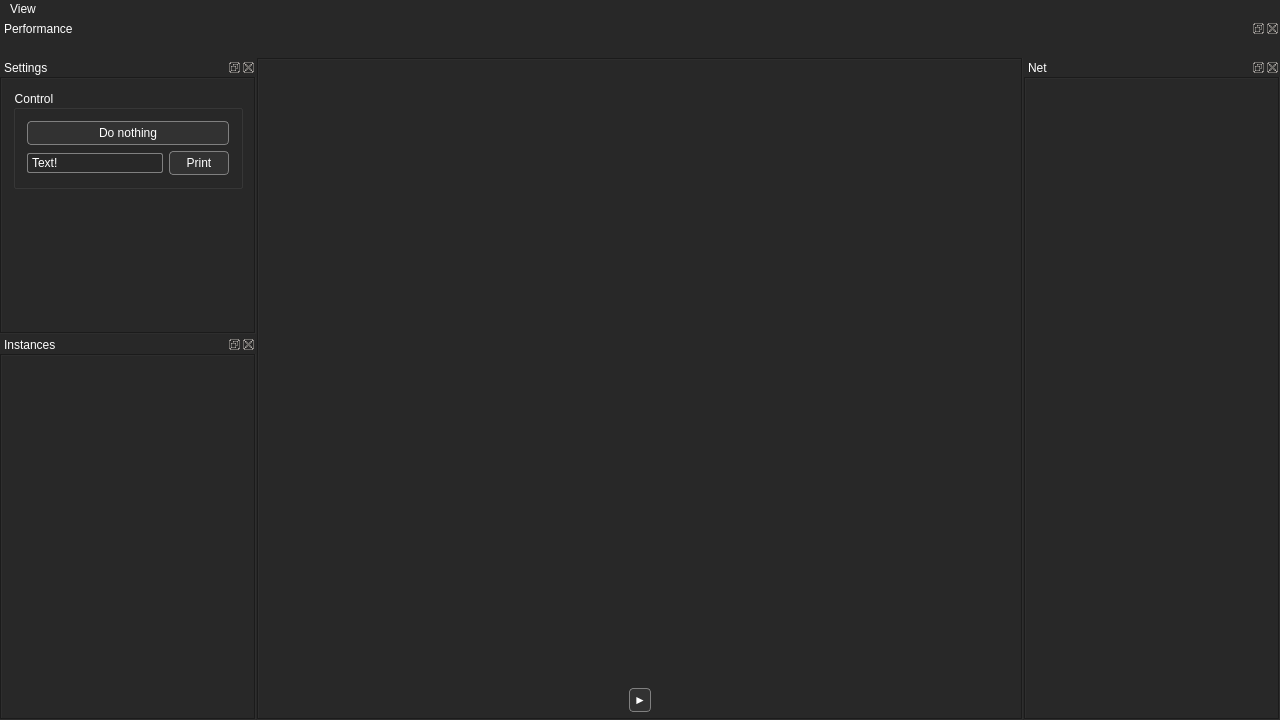
First picture: the form in mainwindow.ui, repository mario-holubar/OutliNE, before the edit.
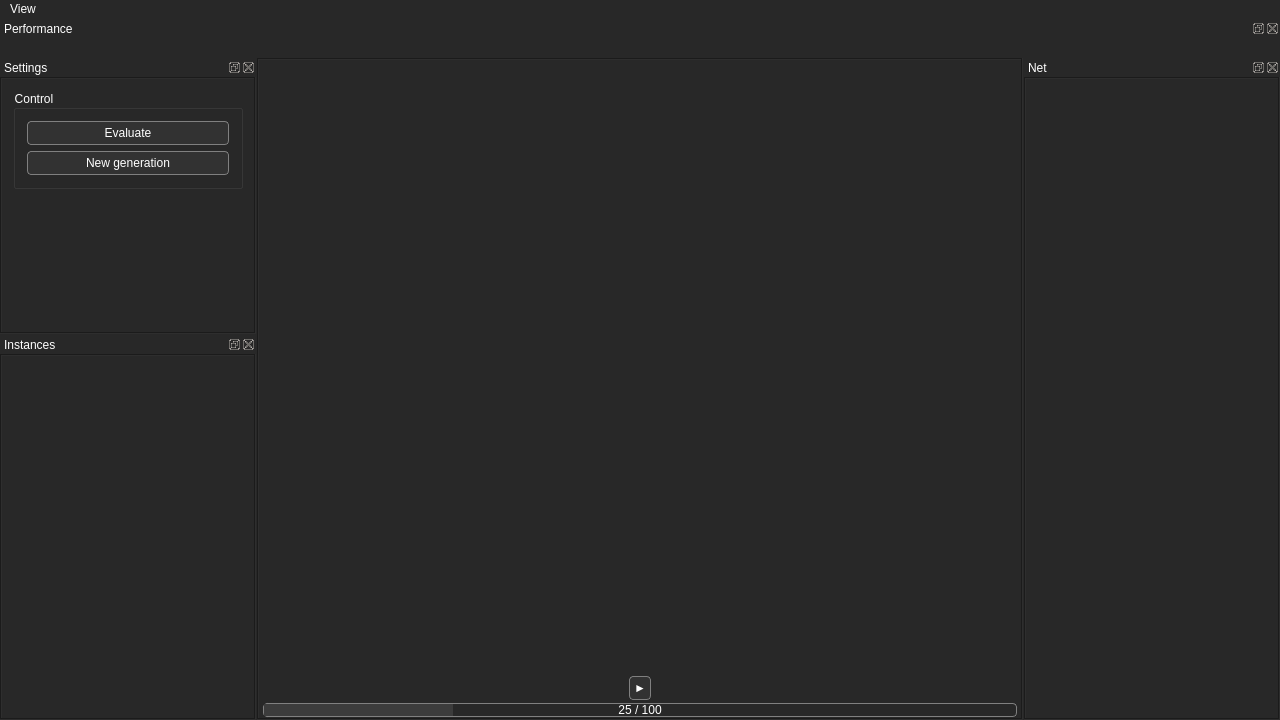
Second picture: the form after the edit. Custom widgets are drawn as their Qt base class.

```diff
--- a/mainwindow.ui
+++ b/mainwindow.ui
@@ -131,12 +131,28 @@
 	margin-left: 2px;
 }
 
+QTableView QTableCornerButton::section {
+	background: #282828;
+}
+
 /*QScrollBar {
 	border: 1px solid #242424;
 }
 QScrollBar::add-page {
 	background: none;
-}*/</string>
+}*/
+
+QProgressBar {
+	background-color: #282828;
+	height: 8px;
+	border: 1px solid gray;
+	border-radius: 4px;
+	margin: 1px 4px;
+}
+QProgressBar::chunk {
+	background-color: #3c3c3c;
+	margin: -1px;
+}</string>
   </property>
   <property name="locale">
    <locale language="English" country="UnitedStates"/>
@@ -182,6 +198,19 @@
        <property name="spacing">
         <number>0</number>
        </property>
+       <item row="2" column="0">
+        <widget class="QProgressBar" name="progressBar">
+         <property name="value">
+          <number>25</number>
+         </property>
+         <property name="alignment">
+          <set>Qt::AlignCenter</set>
+         </property>
+         <property name="format">
+          <string> %v / %m </string>
+         </property>
+        </widget>
+       </item>
        <item row="0" column="0">
         <widget class="QGraphicsView" name="mainView">
          <property name="frameShape">
@@ -223,16 +252,16 @@
          </property>
          <layout class="QHBoxLayout" name="horizontalLayout_3">
           <property name="leftMargin">
-           <number>6</number>
+           <number>0</number>
           </property>
           <property name="topMargin">
-           <number>6</number>
+           <number>3</number>
           </property>
           <property name="rightMargin">
-           <number>6</number>
+           <number>0</number>
           </property>
           <property name="bottomMargin">
-           <number>6</number>
+           <number>2</number>
           </property>
           <item>
            <spacer name="horizontalSpacer_2">
@@ -394,33 +423,16 @@
             <item>
              <widget class="QPushButton" name="pushButton">
               <property name="text">
-               <string>Do nothing</string>
+               <string>Evaluate</string>
               </property>
              </widget>
             </item>
             <item>
-             <layout class="QHBoxLayout" name="horizontalLayout_2">
-              <item>
-               <widget class="QLineEdit" name="lineEdit">
-                <property name="text">
-                 <string>Text!</string>
-                </property>
-               </widget>
-              </item>
-              <item>
-               <widget class="QPushButton" name="pushButton_2">
-                <property name="minimumSize">
-                 <size>
-                  <width>60</width>
-                  <height>0</height>
-                 </size>
-                </property>
-                <property name="text">
-                 <string>Print</string>
-                </property>
-               </widget>
-              </item>
-             </layout>
+             <widget class="QPushButton" name="pushButton_2">
+              <property name="text">
+               <string>New generation</string>
+              </property>
+             </widget>
             </item>
            </layout>
           </widget>
@@ -553,6 +565,13 @@
   </action>
  </widget>
  <layoutdefault spacing="6" margin="11"/>
+ <customwidgets>
+  <customwidget>
+   <class>MainView</class>
+   <extends>QGraphicsView</extends>
+   <header>mainview.h</header>
+  </customwidget>
+ </customwidgets>
  <resources/>
  <connections/>
 </ui>
```
Left out of the diff: 23 changed lines with no effect on the pictures.
